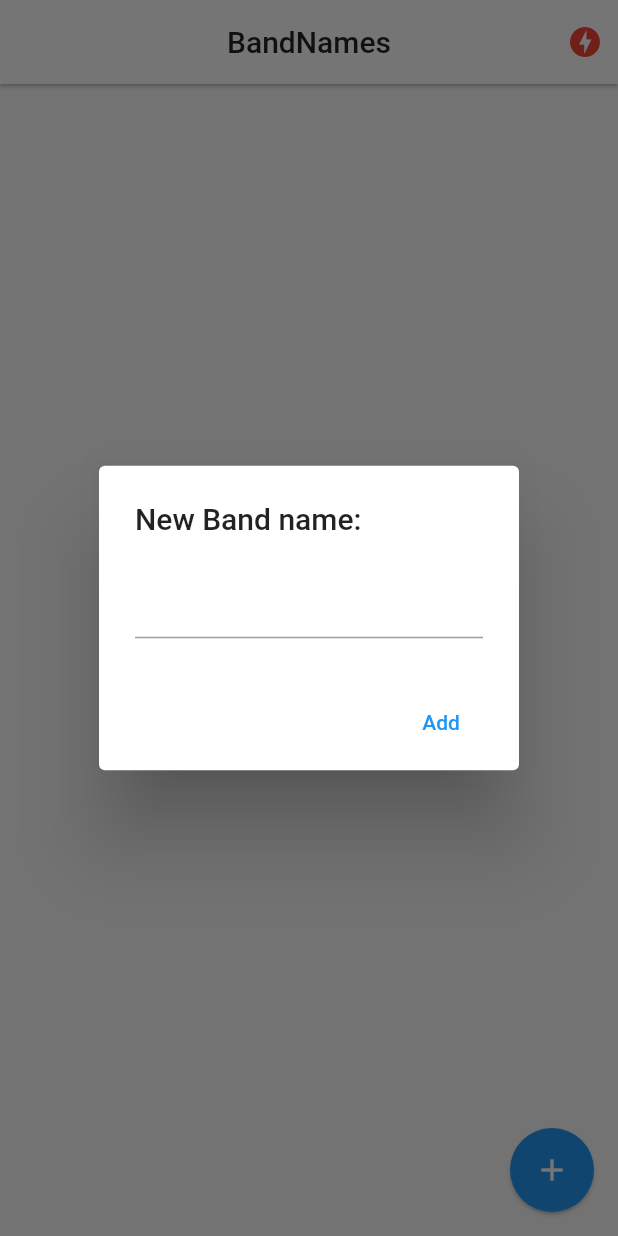
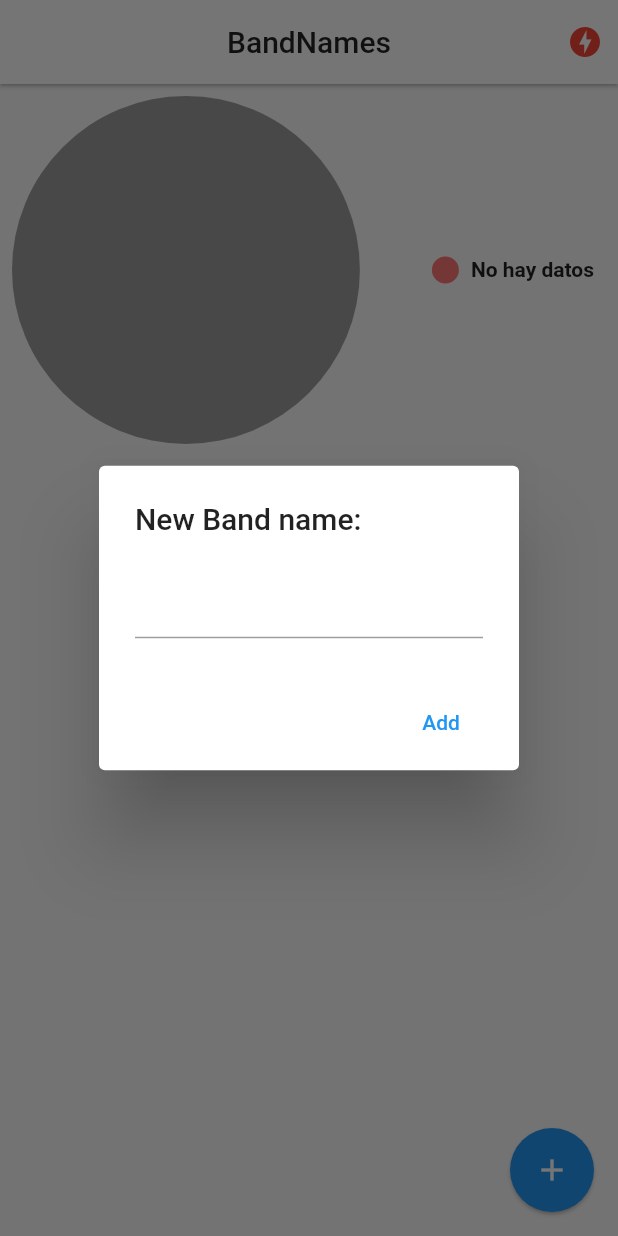
Before and after one commit to AJMendo/flutter-bandname-socker, a Flutter app: the screen it shows after launch, after a tap on the "add" icon, on a phone screen of 412 x 824 dp. Run offline on Flutter 3.47's test engine with Material 2 defaults, Android fonts, the phone set to English and light mode, and no system bars; drawn by our look-alikes of pie_chart; our stand-ins replace socket_io_client; network calls fail.

Commit message:
App en fase final

```diff
--- a/lib/models/band.dart
+++ b/lib/models/band.dart
@@ -12,11 +12,10 @@ class Band {
     required this.votes,
   });
 
-  factory Band.fromMap( Map<String, dynamic> obj )
-    => Band(
-      id: obj['id'],
-      name: obj['name'],
-      votes: obj['votes'],
+  factory Band.fromMap( Map<String, dynamic> obj )  => Band(
+      id: obj.containsKey('id') ? obj['id'] : 'no-id',
+      name: obj.containsKey('name') ? obj['name'] : 'no-name',
+      votes: obj.containsKey('votes') ? obj['votes'] : 'no-votes',
     );
 
 }
--- a/lib/pages/home.dart
+++ b/lib/pages/home.dart
@@ -2,6 +2,7 @@ import 'dart:io';
 
 import 'package:flutter/cupertino.dart';
 import 'package:flutter/material.dart';
+import 'package:pie_chart/pie_chart.dart';
 import 'package:provider/provider.dart';
 
 import 'package:band_names/models/band.dart';
@@ -27,21 +28,22 @@ class _HomePageState extends State<HomePage> {
 
     final socketService = Provider.of<SocketService>(context, listen: false );
 
-    socketService.socket.on('active-bands', (payload) {
+    socketService.socket.on('active-bands', _handleActiveBands );
+    super.initState();
+  }
 
-      bands = (payload as List).map( (band) => Band.fromMap(band) )
-      .toList();
+  _handleActiveBands( dynamic payload ) {
+    bands = (payload as List)
+        .map( (band) => Band.fromMap(band) )
+        .toList();
 
       setState(() {});
-
-    });
-    super.initState();
   }
 
   @override
   void dispose() {
     final socketService = Provider.of<SocketService>(context, listen: false);
-    socketService.socket.off('acyive-bands');
+    socketService.socket.off('active-bands');
     super.dispose();
   }
 
@@ -65,10 +67,17 @@ class _HomePageState extends State<HomePage> {
           )
         ],
       ),
-      body: ListView.builder(
-        itemCount: bands.length,
-        itemBuilder: ( context, i ) => _bandTile( bands[i]),
+      body: Column(
+        children: [
 
+          _showGraph(),
+          Expanded(
+            child: ListView.builder(
+              itemCount: bands.length,
+              itemBuilder: ( context, i ) => _bandTile( bands[i]),
+                ),
+          ),
+        ],
       ),
       floatingActionButton: FloatingActionButton(
         child: Icon(Icons.add),
@@ -85,10 +94,8 @@ class _HomePageState extends State<HomePage> {
     return Dismissible(
       key: Key(band.id),
       direction: DismissDirection.startToEnd,
-      onDismissed: ( direction ) {
-        print('direction: $direction');
-        //TODO: llamar el borrado en el servidor
-      },
+      onDismissed: ( _ ) => socketService.emit('delete-band', { 'id': band.id }),
+
       background: Container(
         padding: EdgeInsets.only( left: 8.0 ),
         color: Colors.red,
@@ -105,9 +112,8 @@ class _HomePageState extends State<HomePage> {
         ),
         title: Text( band.name ),
         trailing: Text('${ band.votes }', style: TextStyle( fontSize: 20 ),),
-        onTap: () {
-          socketService.socket.emit('vote-band', { 'id': band.id } );
-        },
+        onTap: () => socketService.socket.emit('vote-band', { 'id': band.id } ),
+
       ),
     );
   }
@@ -120,8 +126,7 @@ class _HomePageState extends State<HomePage> {
       // Android
       return showDialog(
           context: context,
-          builder: ( context ) {
-            return AlertDialog(
+          builder: ( _ ) => AlertDialog(
               title: Text('New Band name:'),
               content: TextField(
                 controller: textController,
@@ -134,15 +139,13 @@ class _HomePageState extends State<HomePage> {
                   onPressed: () => addBandToList( textController.text )
                 )
               ],
-            );
-          }
-        );
+            )
+          );
     }
 
     showCupertinoDialog(
       context: context,
-      builder: (_) {
-        return CupertinoAlertDialog(
+      builder: (_) => CupertinoAlertDialog(
           title: Text('New band name:'),
           content: CupertinoTextField(
             controller: textController,
@@ -159,8 +162,7 @@ class _HomePageState extends State<HomePage> {
               onPressed: () => Navigator.pop(context),
             ),
           ],
-        );
-      }
+        )
     );
   }
 
@@ -168,9 +170,62 @@ class _HomePageState extends State<HomePage> {
 
     if ( name.length > 1 ) {
       final socketService = Provider.of<SocketService>(context, listen: false);
-      socketService.emit('add-band', { name: name } );
+      socketService.emit('add-band', { 'name': name } );
       }
 
     Navigator.pop(context);
   }
+
+  // Mostar gráfica
+  Widget _showGraph() {
+    Map<String, double> dataMap = {};
+    // dataMap.putIfAbsent('Flutter', () => 5);
+    bands.forEach((band) {
+      dataMap.putIfAbsent( band.name, () => band.votes.toDouble() );
+    });
+
+    final List<Color>colorList = [
+      Colors.blue[50] as Color,
+      Colors.blue[200] as Color,
+      Colors.pink[50] as Color,
+      Colors.pink[200] as Color,
+      Colors.yellow[50]as Color,
+      Colors.yellow[200]as Color,
+    ];
+
+
+    return PieChart(
+      dataMap: dataMap.isEmpty? {'No hay datos': 0} : dataMap,
+      //dataMap: dataMap,
+      //animationDuration: Duration(milliseconds: 800),
+      //chartLegendSpacing: 32,
+      //chartRadius: MediaQuery.of(context).size.width / 3.2,
+      //colorList: colorList,
+      //initialAngleInDegree: 0,
+      //chartType: ChartType.ring,
+      //ringStrokeWidth: 32,
+      //centerText: "HYBRID",
+      //legendOptions: LegendOptions(
+      //  showLegendsInRow: false,
+      //  legendPosition: LegendPosition.right,
+      //  showLegends: true,
+      //  legendShape: BoxShape.circle,
+      //  legendTextStyle: TextStyle(
+      //    fontWeight: FontWeight.bold,
+      //  ),
+      //),
+      //chartValuesOptions: ChartValuesOptions(
+      //  showChartValueBackground: true,
+      //  showChartValues: true,
+      //  showChartValuesInPercentage: false,
+      //  showChartValuesOutside: false,
+      //  decimalPlaces: 1,
+      //),
+       //gradientList: ---To add gradient colors---
+       //emptyColorGradient: ---Empty Color gradient---
+    );
+
+  }
+
+
 }
--- a/pubspec.yaml
+++ b/pubspec.yaml
@@ -37,6 +37,7 @@ dependencies:
   cupertino_icons: ^1.0.2
   socket_io_client: ^2.0.3+1
   provider: ^6.0.5
+  pie_chart: ^5.3.2
 
 dev_dependencies:
   flutter_test:
```
Also changed, not shown: pubspec.lock.
